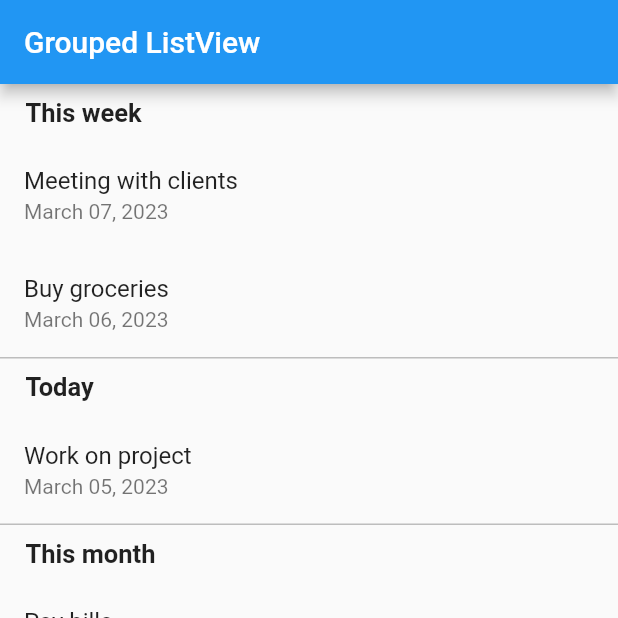
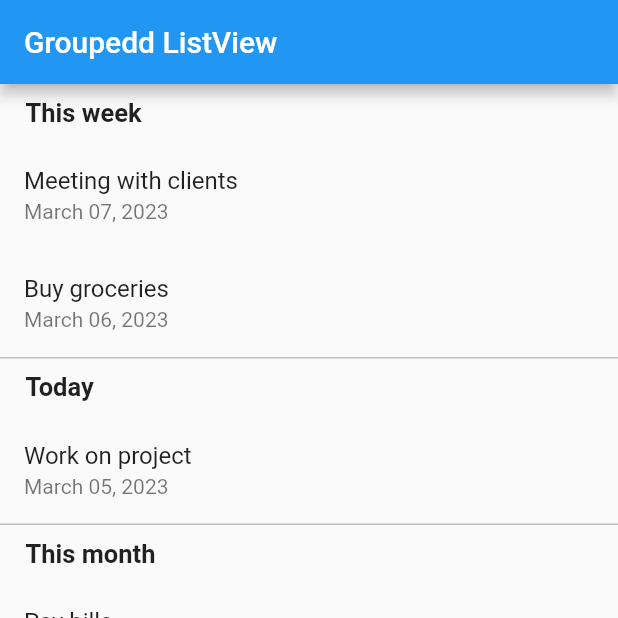
Before and after one commit to Vasanthsek/demo, a Flutter app: the screen it shows after launch, on a phone screen of 412 x 824 dp, the top half of it. Run offline on Flutter 3.47's test engine with Material 2 defaults, Android fonts, the phone set to English and light mode, and no system bars.

Commit message:
name change

```diff
--- a/lib/main.dart
+++ b/lib/main.dart
@@ -100,7 +100,7 @@ class _GroupedListViewState extends State<GroupedListView> {
   Widget build(BuildContext context) {
     return Scaffold(
       appBar: AppBar(
-        title: Text('Grouped ListView'),
+        title: Text('Groupedd ListView'),
       ),
       body: ListView.separated(
         itemCount: _groupedData.length,
```
